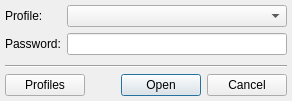
The window that src/plugins/optionsmanager/logindialog.ui (vacuum-im/vacuum-im) describes before a commit, drawn with Qt 5.
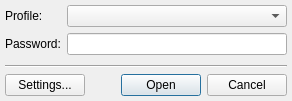
The same window after the commit.

```diff
--- a/src/plugins/optionsmanager/logindialog.ui
+++ b/src/plugins/optionsmanager/logindialog.ui
@@ -63,7 +63,7 @@
      <item>
       <widget class="QPushButton" name="pbtProfiles">
        <property name="text">
-        <string>Profiles</string>
+        <string>Settings...</string>
        </property>
       </widget>
      </item>
```
